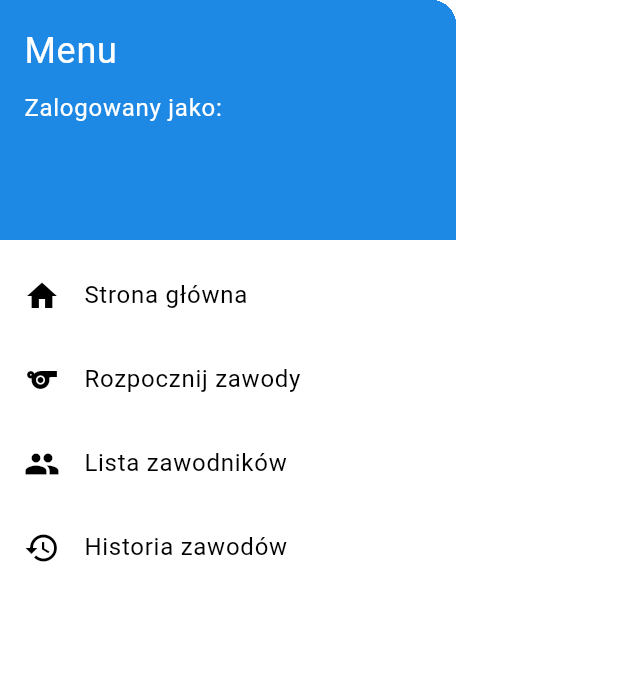
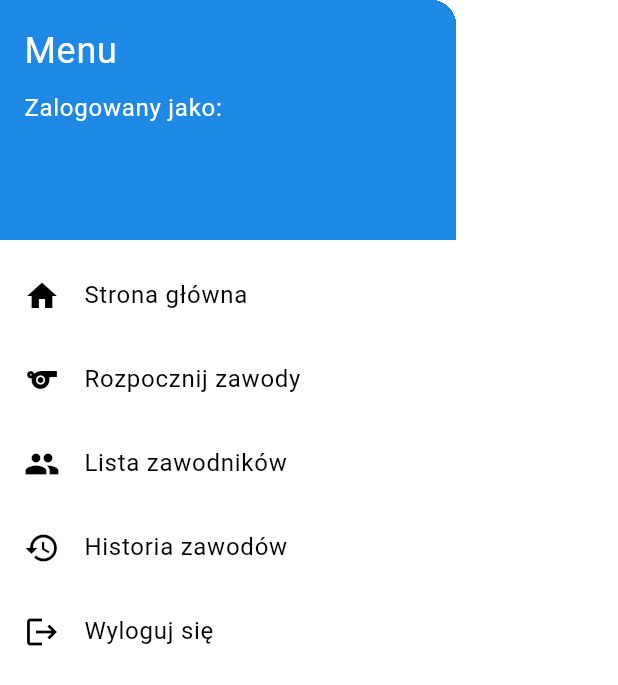
Before and after one commit to WoryszLk/BScThesis, a Flutter app: the BurgerMenu widget shown alone on an empty page, opened directly, on a phone screen of 412 x 824 dp. Shown: the top 685 px of the screen. Run offline on Flutter 3.47's test engine with Material 3 defaults, Android fonts, the phone set to English and light mode, and no system bars; our stand-ins replace bloc, cloud_firestore, equatable, firebase_auth, firebase_core, flutter_bloc; accounts and stored records are empty.

Commit message:
Adding logout Tile

```diff
--- a/application_supporting_the_management_of_shooting_competitions/lib/components/burgerMenu/burger_menu.dart
+++ b/application_supporting_the_management_of_shooting_competitions/lib/components/burgerMenu/burger_menu.dart
@@ -93,6 +93,11 @@ class BurgerMenu extends StatelessWidget {
             title: Text('Historia zawodów'),
             onTap: () {},
           ),
+          ListTile(
+            leading: Icon(Icons.logout),
+            title: Text('Wyloguj się'),
+            onTap: () {},
+          )
         ],
       ),
     );
--- a/application_supporting_the_management_of_shooting_competitions/lib/pages/home_page.dart
+++ b/application_supporting_the_management_of_shooting_competitions/lib/pages/home_page.dart
@@ -34,7 +34,6 @@ class HomePage extends StatelessWidget {
             ),
             const SizedBox(height: 16),
 
-            // Wyświetlanie ostatnich zawodów
             Expanded(
               child: _buildRecentCompetitions(context),
             ),
```
